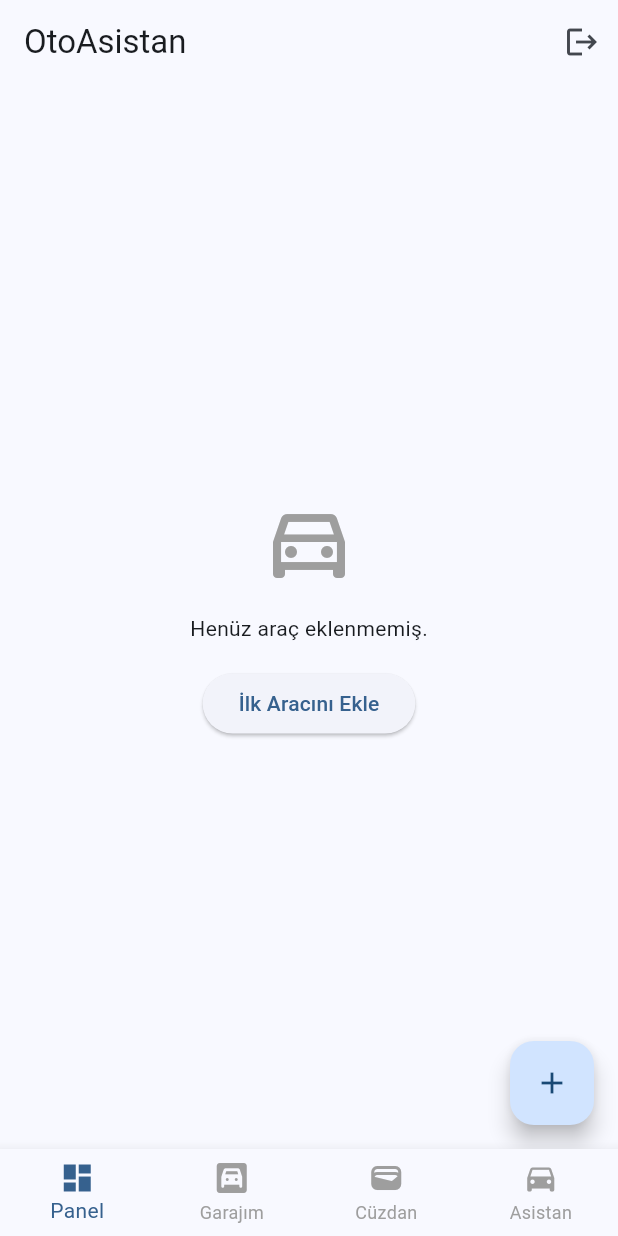
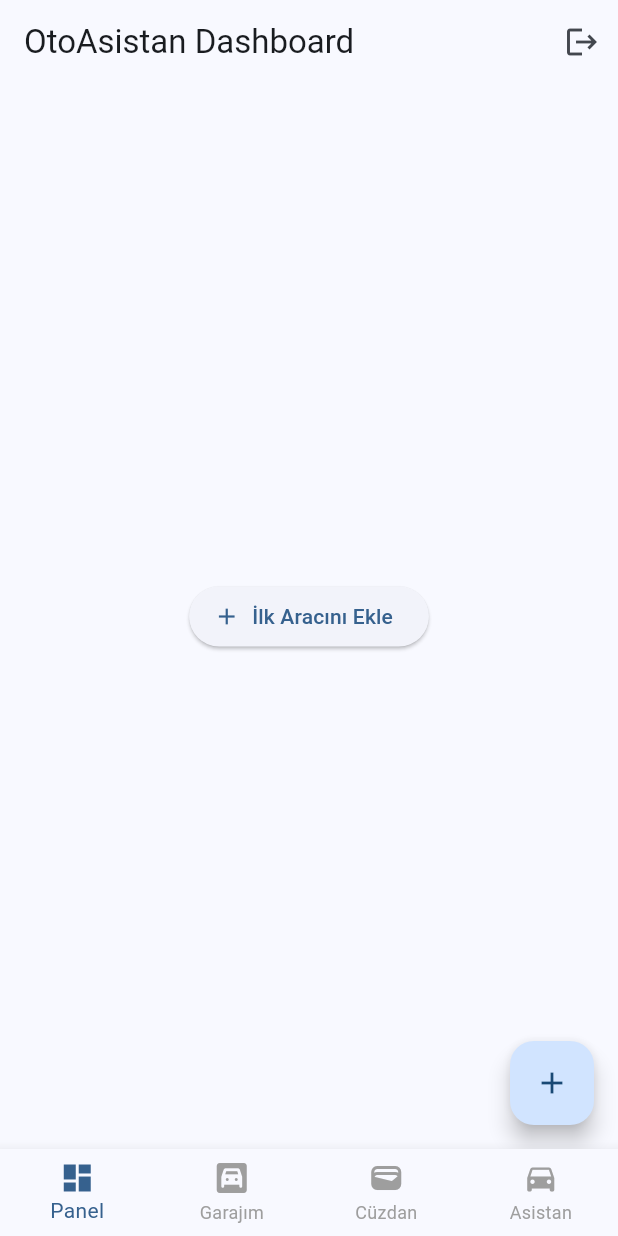
Before and after one commit to fatihdisci/oto-asistan, a Flutter app: the screen it shows once a user with an empty profile is signed in, on a phone screen of 412 x 824 dp. Run offline on Flutter 3.47's test engine with Material 3 defaults, Android fonts, the phone set to English and light mode, and no system bars; our stand-ins replace cloud_firestore, firebase_auth, firebase_core, firebase_storage, fl_chart, flutter_dotenv and 2 more; accounts and stored records are empty.

```diff
--- a/lib/presentation/views/dashboard/dashboard_screen.dart
+++ b/lib/presentation/views/dashboard/dashboard_screen.dart
@@ -3,7 +3,7 @@ import 'package:flutter_riverpod/flutter_riverpod.dart';
 import '../../providers/auth_provider.dart';
 import '../../providers/vehicle_provider.dart';
 import '../../widgets/maintenance_counter_widget.dart';
-import '../../widgets/chronic_issue_card_widget.dart'; // Bu widget'ın import edildiğinden emin ol
+import '../../widgets/chronic_issue_card_widget.dart';
 import '../../../routes/app_router.dart';
 
 class DashboardScreen extends ConsumerWidget {
@@ -11,14 +11,12 @@ class DashboardScreen extends ConsumerWidget {
 
   @override
   Widget build(BuildContext context, WidgetRef ref) {
-    // Kullanıcının araçlarını veritabanından dinleyen provider
     final vehiclesAsync = ref.watch(userVehiclesProvider);
 
     return Scaffold(
       appBar: AppBar(
-        title: const Text('OtoAsistan'),
+        title: const Text('OtoAsistan Dashboard'),
         actions: [
-          // Çıkış Yap Butonu
           IconButton(
             icon: const Icon(Icons.logout),
             onPressed: () => ref.read(authViewModelProvider.notifier).signOut(),
@@ -29,18 +27,10 @@ class DashboardScreen extends ConsumerWidget {
         data: (vehicles) {
           if (vehicles.isEmpty) {
             return Center(
-              child: Column(
-                mainAxisAlignment: MainAxisAlignment.center,
-                children: [
-                  const Icon(Icons.directions_car_outlined, size: 64, color: Colors.grey),
-                  const SizedBox(height: 16),
-                  const Text('Henüz araç eklenmemiş.'),
-                  const SizedBox(height: 16),
-                  ElevatedButton(
-                    onPressed: () => Navigator.pushNamed(context, AppRouter.addVehicle),
-                    child: const Text("İlk Aracını Ekle"),
-                  )
-                ],
+              child: ElevatedButton.icon(
+                icon: const Icon(Icons.add),
+                label: const Text("İlk Aracını Ekle"),
+                onPressed: () => Navigator.pushNamed(context, AppRouter.addVehicle),
               ),
             );
           }
@@ -53,31 +43,29 @@ class DashboardScreen extends ConsumerWidget {
               return Column(
                 crossAxisAlignment: CrossAxisAlignment.start,
                 children: [
-                  // 1. Bakım Sayacı (KM ve Gün durumu)
                   MaintenanceCounterWidget(vehicle: vehicle),
 
-                  // 2. AI Analiz Sonuçları (Varsa göster)
+                  // AI Analiz Bölümü
                   if (vehicle.chronicIssues.isNotEmpty) ...[
                     const Padding(
                       padding: EdgeInsets.fromLTRB(4, 16, 0, 8),
                       child: Row(
                         children: [
-                          Icon(Icons.psychology, color: Colors.deepPurple),
+                          Icon(Icons.auto_awesome, color: Colors.deepPurple),
                           SizedBox(width: 8),
-                          Text(
-                            'Uzman AI Analizi (Kronik Sorunlar)',
-                            style: TextStyle(fontWeight: FontWeight.bold, fontSize: 16, color: Colors.deepPurple)
-                          ),
+                          Text('AI Uzman Analizi', style: TextStyle(fontWeight: FontWeight.bold, fontSize: 16)),
                         ],
                       ),
                     ),
-                    // Listeyi kartlara dönüştür
                     ...vehicle.chronicIssues.map((issue) => ChronicIssueCardWidget(issue: issue)),
+                  ] else ...[
+                     // Analiz henüz gelmediyse veya boşsa
+                     const Padding(
+                       padding: EdgeInsets.all(8.0),
+                       child: Text("Analiz verisi bekleniyor veya sorun bulunamadı...", style: TextStyle(color: Colors.grey, fontSize: 12)),
+                     )
                   ],
-
-                  // Araçlar arası boşluk
                   const SizedBox(height: 24),
-                  const Divider(),
                 ],
               );
             },
```
Also changed, not shown: lib/core/services/gemini_service.dart (+30 -36 lines), 1 other file.
